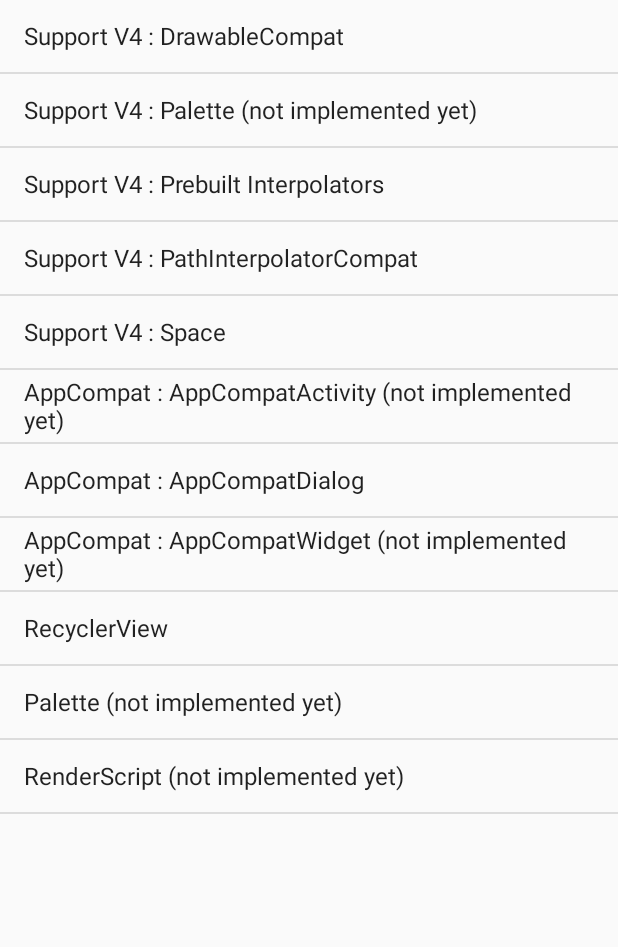
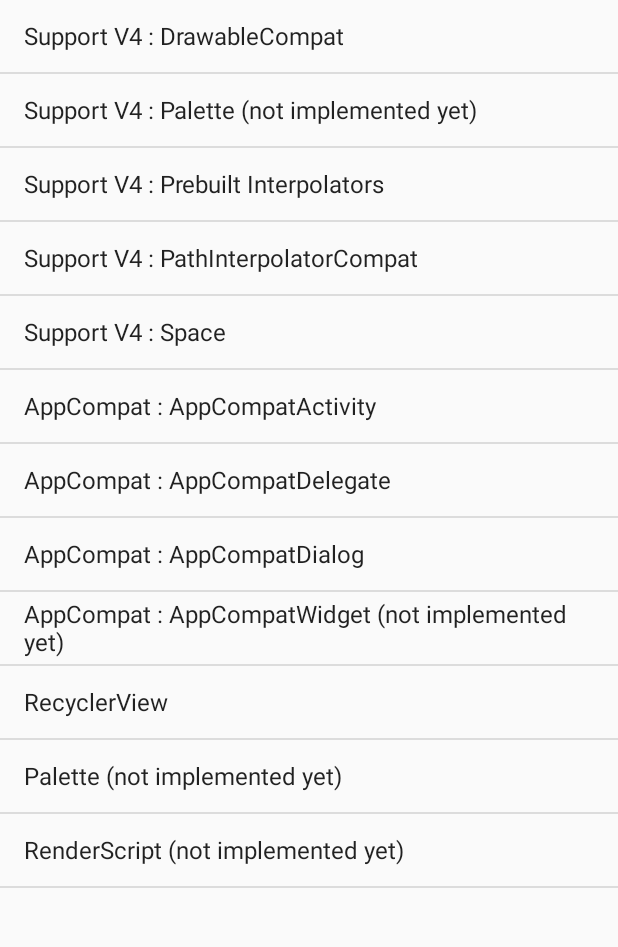
Before and after one commit to SunChulBaek-2/demos_SupportLibrary, an Android app: the screen it shows after launch (MainActivity), on a phone screen of 412 x 824 dp, the part 84-1031 px from its top. Run offline under Robolectric (Android 15) with nearby library versions, the phone set to English and light mode, and no system bars; libraries missing offline, so code that uses them is left out: com.balysv.materialmenu; 2 statements that could not run were skipped.

Commit message:
AppCompatActivity, AppCompatDelegate

```diff
--- a/app/src/main/java/kr/pe/ssun/supportlibrary221demos/DemoCategories.java
+++ b/app/src/main/java/kr/pe/ssun/supportlibrary221demos/DemoCategories.java
@@ -1,6 +1,7 @@
 package kr.pe.ssun.supportlibrary221demos;
 
 import android.support.v4.app.Fragment;
+import android.widget.Toast;
 
 import kr.pe.ssun.supportlibrary221demos.fragment.appcompat.AppCompatDialogFragment;
 import kr.pe.ssun.supportlibrary221demos.fragment.recyclerview.RecyclerViewFragment;
@@ -20,7 +21,8 @@ public enum DemoCategories {
 	SupportV4PathInterpolatorCompat("Support V4 : PathInterpolatorCompat"),
 	SupportV4Space("Support V4 : Space"),
 	// AppCompat
-	AppCompatActivity("AppCompat : AppCompatActivity (not implemented yet)"),
+	AppCompatActivity("AppCompat : AppCompatActivity"),
+	AppCompatDelegate("AppCompat : AppCompatDelegate"),
 	AppCompatDialog("AppCompat : AppCompatDialog"),
 	AppCompatWidget("AppCompat : AppCompatWidget (not implemented yet)"),
 	// LeanBack : for Android TV apps
@@ -58,7 +60,11 @@ public enum DemoCategories {
             fragment = new SupportV4PathInterpolatorCompatFragment();
           } else if(this.equals(SupportV4Space)) {
             fragment = new SupportV4SpaceFragment();
-          } else if(this.equals(AppCompatDialog)) {
+          } else if(this.equals(AppCompatActivity)) {
+			fragment = null;
+		  } else if(this.equals(AppCompatDelegate)) {
+			fragment = null;
+		  } else if(this.equals(AppCompatDialog)) {
 			fragment = new AppCompatDialogFragment();
 		  } else if(this.equals(RecyclerView)) {
 			fragment = new RecyclerViewFragment();
--- a/app/src/main/java/kr/pe/ssun/supportlibrary221demos/MainActivity.java
+++ b/app/src/main/java/kr/pe/ssun/supportlibrary221demos/MainActivity.java
@@ -1,14 +1,21 @@
 package kr.pe.ssun.supportlibrary221demos;
 
 import android.graphics.Color;
+import android.support.annotation.Nullable;
 import android.support.v4.app.Fragment;
 import android.support.v4.app.FragmentActivity;
 import android.support.v4.app.FragmentManager;
+import android.support.v7.app.AlertDialog;
+import android.support.v7.app.AppCompatCallback;
+import android.support.v7.app.AppCompatDelegate;
+import android.support.v7.view.ActionMode;
 import android.support.v7.widget.Toolbar;
 import android.os.Bundle;
 import android.view.Menu;
 import android.view.MenuItem;
 import android.view.View;
+import android.view.Window;
+import android.widget.Toast;
 
 import com.balysv.materialmenu.MaterialMenuDrawable;
 
@@ -21,15 +28,21 @@ import static com.balysv.materialmenu.MaterialMenuDrawable.DEFAULT_SCALE;
 import static com.balysv.materialmenu.MaterialMenuDrawable.DEFAULT_TRANSFORM_DURATION;
 
 public class MainActivity extends FragmentActivity
-		implements MainFragment.MainFragmentListener {
+		implements AppCompatCallback, MainFragment.MainFragmentListener {
+	private AppCompatDelegate mDelegate;
+
 	private Toolbar toolbar;
 	private MaterialMenuDrawable materialMenu;
 	private ArrayList<String> tags = new ArrayList<String>();
 
 	@Override
-	protected void onCreate(Bundle savedInstanceState) {
+	protected void onCreate(@Nullable Bundle savedInstanceState) {
+		getDelegate().installViewFactory();
 		super.onCreate(savedInstanceState);
-		setContentView(R.layout.activity_main);
+		getDelegate().onCreate(savedInstanceState);
+
+		getDelegate().setContentView(R.layout.activity_main);
+		getDelegate().getSupportActionBar().hide();
 
 		setupToolbar();
 
@@ -104,6 +117,20 @@ public class MainActivity extends FragmentActivity
 			tags.add(tag);
 			materialMenu.animateIconState(MaterialMenuDrawable.IconState.ARROW, false);
 			toolbar.setTitle(DemoCategories.values()[position].getTitle());
+		} else {
+			if(category.equals(DemoCategories.AppCompatActivity)) {
+				new AlertDialog.Builder(this)
+						.setTitle("AppCompatActivity")
+						.setMessage("I don't think AppCompatActivity need sample.")
+						.setPositiveButton(android.R.string.ok, null)
+						.create().show();
+			} else if(category.equals(DemoCategories.AppCompatDelegate)) {
+				new AlertDialog.Builder(this)
+						.setTitle("AppCompatDelegate")
+						.setMessage("MainActivity is created using AppCompatDelegate.")
+						.setPositiveButton(android.R.string.ok, null)
+						.create().show();
+			}
 		}
 	}
 
@@ -125,4 +152,21 @@ public class MainActivity extends FragmentActivity
 		materialMenu.animateIconState(MaterialMenuDrawable.IconState.BURGER, false);
 		toolbar.setTitle(R.string.app_name);
 	}
+
+	@Override
+	public void onSupportActionModeStarted(ActionMode mode) {
+
+	}
+
+	@Override
+	public void onSupportActionModeFinished(ActionMode mode) {
+
+	}
+
+	public AppCompatDelegate getDelegate() {
+		if (mDelegate == null) {
+			mDelegate = AppCompatDelegate.create(this, this);
+		}
+		return mDelegate;
+	}
 }
```
